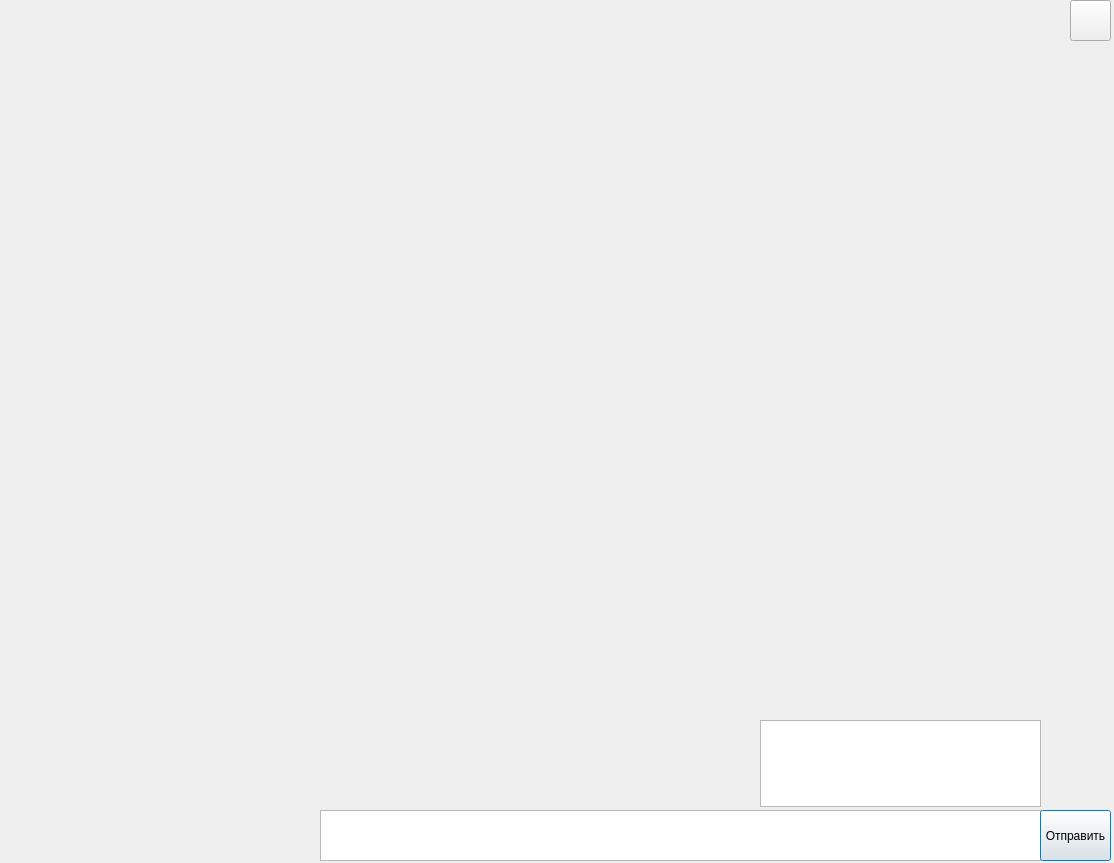
The window that mainform.ui (rutraq/Messanger) describes before a commit, drawn with Qt 5.
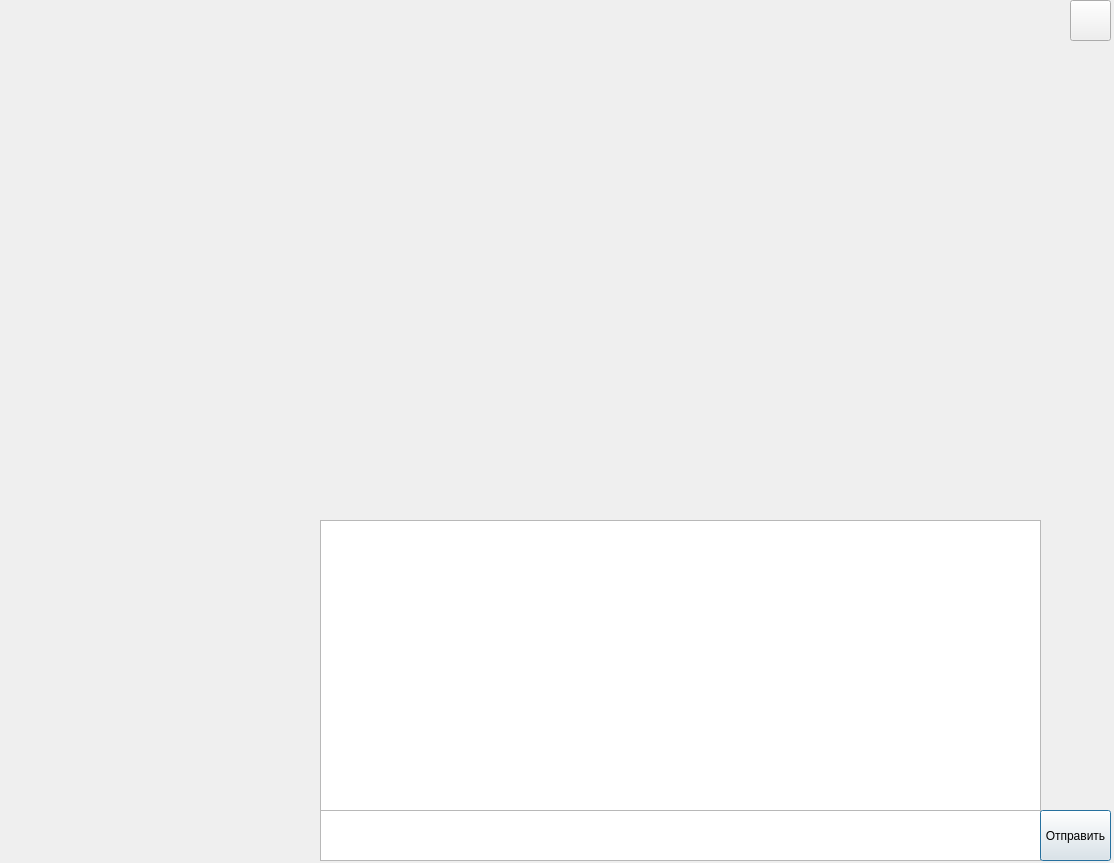
The same window after the commit.

Commit message: Merge branch 'master' of C:\Projects Python\Messanger with conflicts.

The edit to the form file:
```diff
--- a/mainform.ui
+++ b/mainform.ui
@@ -89,14 +89,35 @@
    </layout>
   </widget>
   <widget class="QPlainTextEdit" name="plainTextEdit">
+   <property name="enabled">
+    <bool>true</bool>
+   </property>
    <property name="geometry">
     <rect>
-     <x>760</x>
-     <y>720</y>
-     <width>281</width>
-     <height>87</height>
+     <x>320</x>
+     <y>520</y>
+     <width>721</width>
+     <height>291</height>
     </rect>
    </property>
+   <property name="font">
+    <font>
+     <family>Times New Roman</family>
+     <pointsize>12</pointsize>
+    </font>
+   </property>
+   <property name="mouseTracking">
+    <bool>false</bool>
+   </property>
+   <property name="inputMethodHints">
+    <set>Qt::ImhNone</set>
+   </property>
+   <property name="readOnly">
+    <bool>true</bool>
+   </property>
+   <property name="overwriteMode">
+    <bool>false</bool>
+   </property>
   </widget>
  </widget>
  <resources/>
```
Left out of the diff: 13 changed lines with no effect on the pictures. The commit also changes 2 other files.
